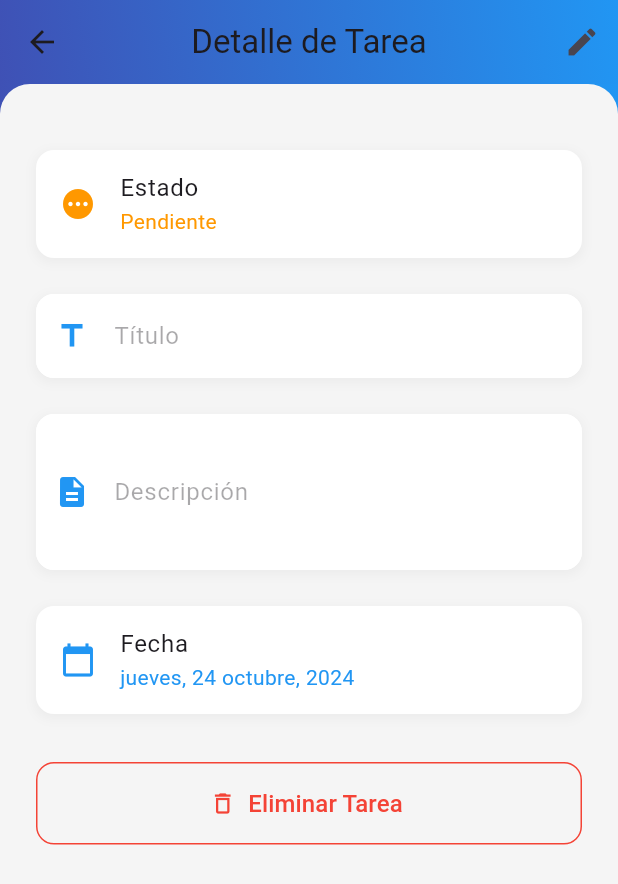
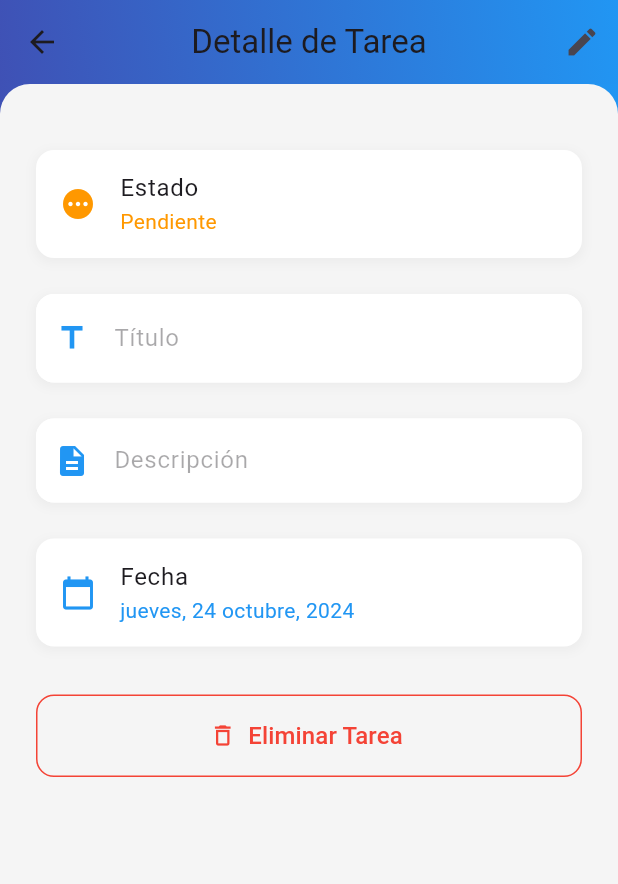
Before and after one commit to AngelPidza/task_proyect, a Flutter app: the DetailTaskScreen screen opened directly with empty values, on a phone screen of 412 x 824 dp. Shown: the top 884 px of the screen. Run offline on Flutter 3.47's test engine with Material 3 defaults, Android fonts, the phone set to English and light mode, and no system bars; our stand-ins replace sqflite; accounts and stored records are empty.

Commit message:
arreglo de texto de descripcion y titulo

```diff
--- a/lib/screens/home_screen.dart
+++ b/lib/screens/home_screen.dart
@@ -3,7 +3,6 @@ import '../db/database_helper.dart';
 import '../models/task.dart';
 import 'add_task_screen.dart';
 import '../widgets/task_item.dart';
-import 'package:intl/intl.dart';
 
 class HomeScreen extends StatefulWidget {
   const HomeScreen({super.key});
--- a/lib/screens/task_detail_screen.dart
+++ b/lib/screens/task_detail_screen.dart
@@ -233,6 +233,8 @@ class _DetailTaskScreenState extends State<DetailTaskScreen> {
                     child: TextFormField(
                       controller: _titleController,
                       enabled: _isEditing,
+                      maxLines:
+                          null, // Permite que el título ocupe varias líneas si es necesario
                       decoration: InputDecoration(
                         labelText: 'Título',
                         border: OutlineInputBorder(
@@ -243,11 +245,15 @@ class _DetailTaskScreenState extends State<DetailTaskScreen> {
                         fillColor: Colors.white,
                         prefixIcon: const Icon(Icons.title, color: Colors.blue),
                       ),
+                      style: const TextStyle(
+                        fontSize: 18,
+                        fontWeight: FontWeight.bold,
+                      ),
                     ),
                   ),
+
                   const SizedBox(height: 24),
-
-                  // Descripción
+// Descripción
                   Container(
                     decoration: BoxDecoration(
                       color: Colors.white,
@@ -264,7 +270,7 @@ class _DetailTaskScreenState extends State<DetailTaskScreen> {
                     child: TextFormField(
                       controller: _descriptionController,
                       enabled: _isEditing,
-                      maxLines: 3,
+                      maxLines: null, // Limita a 3 líneas
                       decoration: InputDecoration(
                         labelText: 'Descripción',
                         border: OutlineInputBorder(
@@ -276,8 +282,13 @@ class _DetailTaskScreenState extends State<DetailTaskScreen> {
                         prefixIcon:
                             const Icon(Icons.description, color: Colors.blue),
                       ),
+                      style: const TextStyle(
+                        fontSize: 16,
+                      ),
+                      // Estilo que agrega puntos suspensivos si el texto es demasiado largo
                     ),
                   ),
+
                   const SizedBox(height: 24),
 
                   // Fecha
--- a/lib/widgets/task_item.dart
+++ b/lib/widgets/task_item.dart
@@ -2,7 +2,6 @@ import 'package:flutter/material.dart';
 import 'package:intl/intl.dart';
 import 'package:task/screens/task_detail_screen.dart';
 import '../models/task.dart';
-import '../screens/task_detail_screen.dart';
 
 class TaskItem extends StatelessWidget {
   final Task task;
```
